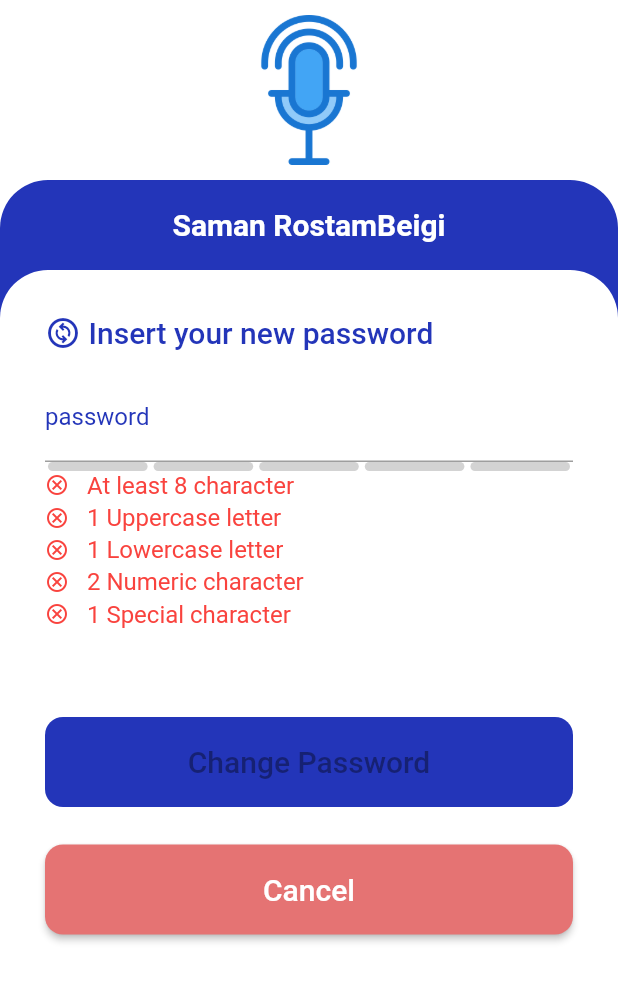
After one commit to Samanrb/Internet_Radio_App, a Flutter app: the change_account_page screen opened directly, after a tap on "Change Password", on a phone screen of 412 x 824 dp. The commit adds this screen. Shown: the top 981 px of the screen. Run offline on Flutter 3.47's test engine with Material 2 defaults, Android fonts, the phone set to English and light mode, and no system bars; drawn by our look-alikes of flutter_pw_validator; our stand-ins replace bloc, flutter_bloc, google_fonts; generated files the repository leaves out were written again.

Commit message:
change password page added to change account details

```diff
--- a/App_project/Flutter_app/flutter_internet_app/lib/change_account.dart
+++ b/App_project/Flutter_app/flutter_internet_app/lib/change_account.dart
@@ -2,6 +2,7 @@
 
 import 'package:flutter/material.dart';
 import 'package:flutter/cupertino.dart';
+import 'package:flutter_internet_app/change_password.dart';
 import 'package:intl/intl.dart';
 import 'package:flutter_bloc/flutter_bloc.dart';
 import 'package:flutter_internet_app/Variables.dart';
@@ -132,8 +133,9 @@ class _change_account_pageState extends State<change_account_page> {
               ],
             ),
             const Center(
+              //logo
               child: Padding(
-                padding: EdgeInsets.all(40.0),
+                padding: EdgeInsets.all(10.0),
                 child: SizedBox(
                     width: 100,
                     height: 100,
@@ -154,7 +156,7 @@ class _change_account_pageState extends State<change_account_page> {
                     mainAxisAlignment: MainAxisAlignment.spaceEvenly,
                     children: [
                       Text(
-                        "Saman Rostam Beigi",
+                        localization.simpleFullname,
                         style: TextStyle(
                             color: Colors.white,
                             fontSize: 20,
@@ -230,7 +232,7 @@ class account_details_formState extends State<account_details_form> {
             width: 5,
           ),
           Text(
-            "Email",
+            localization.email,
             style: TextStyle(
                 fontSize: 25,
                 fontWeight: FontWeight.w500,
@@ -286,7 +288,6 @@ class account_details_formState extends State<account_details_form> {
       const SizedBox(
         height: 10,
       ),
-
       TextFormField(
         autocorrect: false,
         showCursor: true,
@@ -321,7 +322,7 @@ class account_details_formState extends State<account_details_form> {
             width: 5,
           ),
           Text(
-            "Birth",
+            localization.birth,
             style: TextStyle(
                 fontSize: 25,
                 fontWeight: FontWeight.w500,
@@ -334,16 +335,56 @@ class account_details_formState extends State<account_details_form> {
       ),
       Birthday_change(),
       const SizedBox(
-        height: 10,
+        height: 25,
       ),
-      Text(
-        "Change Password",
-        style: TextStyle(fontSize: 25, fontWeight: FontWeight.w500),
+      ElevatedButton(
+        onPressed: () {
+          //Change Password
+          Navigator.push(
+            context,
+            MaterialPageRoute(
+                builder: (context) => (change_password(toggleThemeMode: () {
+                      if (themeMode == ThemeMode.dark) {
+                        themeMode = ThemeMode.light;
+                      } else {
+                        themeMode = ThemeMode.dark;
+                      }
+                    }, selectedLanguageChanged:
+                        (Language newSelectedLanguageByUser) {
+                      locale = newSelectedLanguageByUser == Language.en
+                          ? Locale('en', '1')
+                          : Locale('fa', '98');
+                    }))),
+          );
+        },
+        style: ButtonStyle(
+            backgroundColor: MaterialStateProperty.all(Colors.black),
+            minimumSize: MaterialStateProperty.all(
+              Size(MediaQuery.of(context).size.width, 60),
+            ),
+            shape: MaterialStateProperty.all(RoundedRectangleBorder(
+                borderRadius: BorderRadius.circular(12)))),
+        child: Row(
+          mainAxisAlignment: MainAxisAlignment.center,
+          children: [
+            Text(
+              localization.changePassword,
+              style: const TextStyle(fontSize: 20, fontWeight: FontWeight.w500),
+            ),
+            SizedBox(
+              width: 5,
+            ),
+            Icon(
+              Icons.lock_open,
+            ),
+          ],
+        ),
       ),
       const SizedBox(
         height: 25,
       ),
       ElevatedButton(
+        //save changes
         onPressed: () {
           debugPrint(
               //todo send new information to database
@@ -364,7 +405,7 @@ class account_details_formState extends State<account_details_form> {
             shape: MaterialStateProperty.all(RoundedRectangleBorder(
                 borderRadius: BorderRadius.circular(12)))),
         child: Text(
-          "Save Changes",
+          localization.saveChanges,
           style: const TextStyle(fontSize: 20, fontWeight: FontWeight.w500),
         ),
       ),
@@ -389,7 +430,7 @@ class account_details_formState extends State<account_details_form> {
           mainAxisAlignment: MainAxisAlignment.center,
           children: [
             Text(
-              "Logout",
+              localization.logout,
               style: const TextStyle(fontSize: 20, fontWeight: FontWeight.w500),
             ),
             SizedBox(
@@ -424,6 +465,7 @@ class _Birthday_changeState extends State<Birthday_change> {
 
   @override
   Widget build(BuildContext context) {
+    final localization = AppLocalizations.of(context)!;
     return Center(
         child: TextField(
       controller: dateInput,
@@ -441,7 +483,7 @@ class _Birthday_changeState extends State<Birthday_change> {
           fontSize: 18,
           fontWeight: FontWeight.w500,
         ),
-        hintText: "Enter Date",
+        hintText: localization.enterDate,
       ),
 
       readOnly: true,
--- /dev/null
+++ b/App_project/Flutter_app/flutter_internet_app/lib/change_password.dart
@@ -0,0 +1,356 @@
+// ignore_for_file: unnecessary_const, deprecated_member_use, camel_case_types, unused_element, no_leading_underscores_for_local_identifiers, unused_local_variable, file_names, prefer_final_fields, unused_field, unused_import, prefer_const_literals_to_create_immutables, unnecessary_import, non_constant_identifier_names, avoid_print, prefer_const_constructors
+
+import 'package:flutter/material.dart';
+import 'package:flutter/cupertino.dart';
+import 'package:flutter_internet_app/change_account.dart';
+import 'package:intl/intl.dart';
+import 'package:flutter_bloc/flutter_bloc.dart';
+import 'package:flutter_internet_app/Variables.dart';
+import 'package:flutter_internet_app/cubit/selected_tab_cubit_cubit.dart';
+import 'package:flutter_gen/gen_l10n/app_localizations.dart';
+import 'package:flutter_internet_app/splash_screen.dart';
+import 'package:flutter_localizations/flutter_localizations.dart';
+import 'package:flutter_pw_validator/flutter_pw_validator.dart';
+
+void main() {
+  runApp(change_password(toggleThemeMode: () {
+    if (themeMode == ThemeMode.dark) {
+      themeMode = ThemeMode.light;
+    } else {
+      themeMode = ThemeMode.dark;
+    }
+  }, selectedLanguageChanged: (Language newSelectedLanguageByUser) {
+    locale = newSelectedLanguageByUser == Language.en
+        ? Locale('en', '1')
+        : Locale('fa', '98');
+  }));
+}
+
+class change_password extends StatefulWidget {
+  final Function() toggleThemeMode;
+  final Function(Language _language) selectedLanguageChanged;
+  const change_password(
+      {Key? key,
+      required this.toggleThemeMode,
+      required this.selectedLanguageChanged})
+      : super(key: key);
+
+  @override
+  State<change_password> createState() => _change_passwordState();
+}
+
+class _change_passwordState extends State<change_password> {
+  Language _language = Language.en;
+
+  @override
+  Widget build(BuildContext context) {
+    return MaterialApp(
+      debugShowCheckedModeBanner: false,
+      locale: locale,
+      localizationsDelegates: [
+        AppLocalizations.delegate,
+        GlobalMaterialLocalizations.delegate,
+        GlobalWidgetsLocalizations.delegate,
+        GlobalCupertinoLocalizations.delegate,
+      ],
+      supportedLocales: AppLocalizations.supportedLocales,
+      title: 'change_account_page',
+      home: MultiBlocProvider(
+        providers: [
+          BlocProvider(
+            create: (context) => SelectedTabCubitCubit(),
+          ),
+          // BlocProvider<BlocB>(
+          //   create: (BuildContext context) => BlocB(),
+          // ),
+          // BlocProvider<BlocC>(
+          //   create: (BuildContext context) => BlocC(),
+          // ),
+        ],
+        child: const change_password_page(),
+      ),
+    );
+  }
+}
+
+class change_password_page extends StatefulWidget {
+  const change_password_page({super.key});
+
+  @override
+  State<change_password_page> createState() => _change_password_pageState();
+}
+
+class _change_password_pageState extends State<change_password_page> {
+  Language language = Language.en;
+
+  @override
+  Widget build(BuildContext context) {
+    final localization = AppLocalizations.of(context)!;
+    return Scaffold(
+      backgroundColor: Colors.white,
+      body: SafeArea(
+        child: Column(
+          children: [
+            const Center(
+              //logo
+              child: Padding(
+                padding: EdgeInsets.all(10.0),
+                child: SizedBox(
+                    width: 100,
+                    height: 100,
+                    child: Image(image: AssetImage('assets/images/logo.jpg'))),
+              ),
+            ),
+            Expanded(
+                child: Container(
+              decoration: const BoxDecoration(
+                  borderRadius: BorderRadius.only(
+                      topLeft: Radius.circular(32),
+                      topRight: Radius.circular(32)),
+                  color: Color.fromARGB(255, 35, 53, 185)),
+              child: Column(children: [
+                SizedBox(
+                  height: 60,
+                  child: Row(
+                    mainAxisAlignment: MainAxisAlignment.spaceEvenly,
+                    children: [
+                      Text(
+                        localization.simpleFullname,
+                        style: TextStyle(
+                            color: Colors.white,
+                            fontSize: 20,
+                            fontWeight: FontWeight.bold),
+                      )
+                    ],
+                  ),
+                ),
+                Expanded(
+                  child: Container(
+                    decoration: const BoxDecoration(
+                      borderRadius: BorderRadius.only(
+                        topLeft: Radius.circular(32),
+                        topRight: Radius.circular(32),
+                      ),
+                      color: Colors.white,
+                    ),
+                    child: SingleChildScrollView(
+                      child: Padding(
+                          padding: const EdgeInsets.fromLTRB(30, 10, 30, 10),
+                          child: account_details_form()),
+                    ),
+                  ),
+                )
+              ]),
+            ))
+          ],
+        ),
+      ),
+    );
+  }
+}
+
+class account_details_form extends StatefulWidget {
+  const account_details_form({super.key});
+
+  @override
+  State<account_details_form> createState() => account_details_formState();
+}
+
+class account_details_formState extends State<account_details_form> {
+  final _signupEmail = TextEditingController();
+  final _signupPass = TextEditingController();
+  final _signupName = TextEditingController();
+  bool isPasswordOk = false;
+
+  @override
+  void dispose() {
+    _signupEmail.dispose();
+    _signupPass.dispose();
+    _signupName.dispose();
+    super.dispose();
+  }
+
+  void updatePasswordValidation(bool isValid) {
+    setState(() {
+      isPasswordOk = isValid;
+    });
+  }
+
+  @override
+  Widget build(BuildContext context) {
+    final localization = AppLocalizations.of(context)!;
+
+    return Column(crossAxisAlignment: CrossAxisAlignment.start, children: [
+      const SizedBox(
+        height: 20,
+      ),
+      Row(
+        children: [
+          Icon(
+            Icons.change_circle_outlined,
+            color: MyAppColors().primaryColor,
+          ),
+          SizedBox(
+            width: 5,
+          ),
+          Text(
+            localization.insertNewPass,
+            style: TextStyle(
+                fontSize: 20,
+                fontWeight: FontWeight.w500,
+                color: MyAppColors().primaryColor),
+          ),
+        ],
+      ),
+      const SizedBox(
+        height: 15,
+      ),
+      change_password_feild(
+        onPasswordValidation: updatePasswordValidation,
+        textController: _signupPass,
+      ),
+      const SizedBox(
+        height: 20,
+      ),
+      ElevatedButton(
+        onPressed: isPasswordOk
+            ? () {
+              //save new password
+                debugPrint(
+                    "Fullname:  ${_signupName.text}\nUsername:  ${_signupEmail.text}\nPass:  ${_signupPass.text}");
+                Navigator.push(
+                  context,
+                  MaterialPageRoute(
+                      builder: (context) => (change_account(
+                              toggleThemeMode: () {
+                            if (themeMode == ThemeMode.dark) {
+                              themeMode = ThemeMode.light;
+                            } else {
+                              themeMode = ThemeMode.dark;
+                            }
+                          }, selectedLanguageChanged:
+                                  (Language newSelectedLanguageByUser) {
+                            locale = newSelectedLanguageByUser == Language.en
+                                ? Locale('en', '1')
+                                : Locale('fa', '98');
+                          }))),
+                );
+              }
+            : null,
+        style: ButtonStyle(
+            backgroundColor: MaterialStateProperty.all(
+                const Color.fromARGB(255, 35, 53, 185)),
+            minimumSize: MaterialStateProperty.all(
+              Size(MediaQuery.of(context).size.width, 60),
+            ),
+            shape: MaterialStateProperty.all(RoundedRectangleBorder(
+                borderRadius: BorderRadius.circular(12)))),
+        child: Text(
+          localization.changePassword,
+          style: const TextStyle(fontSize: 20, fontWeight: FontWeight.w500),
+        ),
+      ),
+      SizedBox(
+        height: 25,
+      ),
+      ElevatedButton(
+        onPressed: () {
+          //go back
+          Navigator.push(
+            context,
+            MaterialPageRoute(
+                builder: (context) => (change_account(toggleThemeMode: () {
+                      if (themeMode == ThemeMode.dark) {
+                        themeMode = ThemeMode.light;
+                      } else {
+                        themeMode = ThemeMode.dark;
+                      }
+                    }, selectedLanguageChanged:
+                        (Language newSelectedLanguageByUser) {
+                      locale = newSelectedLanguageByUser == Language.en
+                          ? Locale('en', '1')
+                          : Locale('fa', '98');
+                    }))),
+          );
+        },
+        style: ButtonStyle(
+            backgroundColor:
+                MaterialStateProperty.all(MyAppColors().alarmColor),
+            minimumSize: MaterialStateProperty.all(
+              Size(MediaQuery.of(context).size.width, 60),
+            ),
+            shape: MaterialStateProperty.all(RoundedRectangleBorder(
+                borderRadius: BorderRadius.circular(12)))),
+        child: Text(
+          localization.cancel,
+          style: const TextStyle(fontSize: 20, fontWeight: FontWeight.w500),
+        ),
+      ),
+    ]);
+  }
+}
+
+class change_password_feild extends StatefulWidget {
+  final TextEditingController textController;
+  final Function(bool isValid) onPasswordValidation;
+  const change_password_feild({
+    Key? key,
+    required this.onPasswordValidation,
+    required this.textController,
+  }) : super(key: key);
+
+  @override
+  State<change_password_feild> createState() => _change_password_feildState();
+}
+
+class _change_password_feildState extends State<change_password_feild> {
+  bool obscureText = true;
+
+  @override
+  Widget build(BuildContext context) {
+    final localization = AppLocalizations.of(context)!;
+
+    return Column(children: [
+      TextField(
+        controller: widget.textController, // Use the controller from the widget
+        obscureText: obscureText,
+        enableSuggestions: false,
+        autocorrect: false,
+        decoration: InputDecoration(
+          label: Text(
+            localization.password,
+            style: TextStyle(color: MyAppColors().primaryColor),
+          ),
+          suffix: InkWell(
+            onTap: () {
+              setState(() {
+                obscureText = !obscureText;
+              });
+            },
+            child: Text(
+              obscureText ? localization.show : localization.hide,
+              style: TextStyle(fontSize: 14, color: MyAppColors().primaryColor),
+            ),
+          ),
+        ),
+      ),
+      FlutterPwValidator(
+        controller: widget.textController,
+        minLength: 8,
+        uppercaseCharCount: 1,
+        lowercaseCharCount: 1,
+        numericCharCount: 2,
+        specialCharCount: 1,
+        width: 400,
+        height: 150,
+        onSuccess: () {
+          widget.onPasswordValidation(true);
+        },
+        onFail: () {
+          widget.onPasswordValidation(false);
+        },
+        successColor: MyAppColors().primaryColor,
+      )
+    ]);
+  }
+}
--- a/App_project/Flutter_app/flutter_internet_app/lib/l10n/app_en.arb
+++ b/App_project/Flutter_app/flutter_internet_app/lib/l10n/app_en.arb
@@ -13,5 +13,12 @@
        "fullname": "Fullname",
        "enterYourInforation": "Please enter your inforation",
        "simpleEmail": "amirsaman2003@yahoo.com",
-       "simpleFullname": "Saman RostamBeigi"
+       "simpleFullname": "Saman RostamBeigi",
+       "birth": "Birth",
+       "changePassword": "Change Password",
+       "saveChanges": "Save Changes",
+       "logout": "Logout",
+       "enterDate": "Enter Date",
+       "insertNewPass": "Insert your new password",
+       "cancel": "Cancel"
 }
```
Also changed, not shown: App_project/Flutter_app/flutter_internet_app/lib/Login_page.dart (+11 -8 lines), App_project/Flutter_app/flutter_internet_app/lib/l10n/app_fa.arb (+8 -1 lines).
